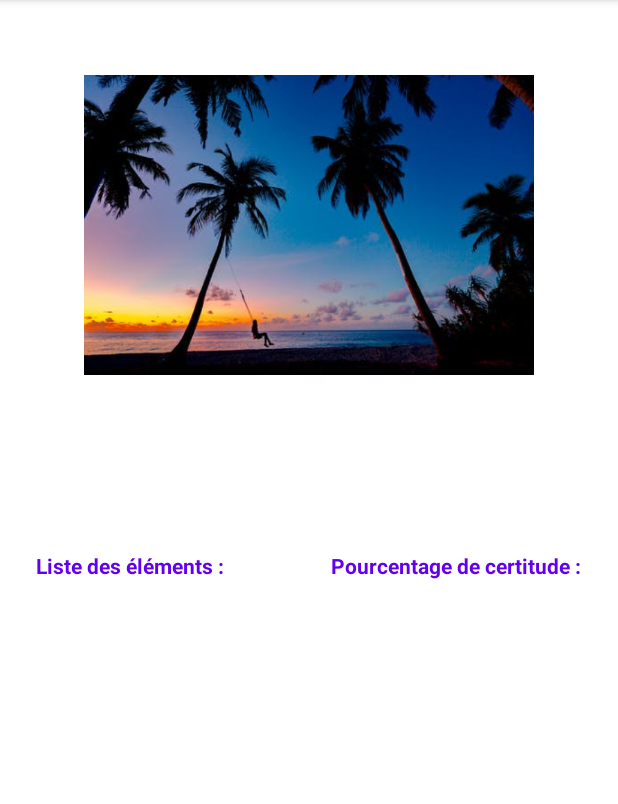
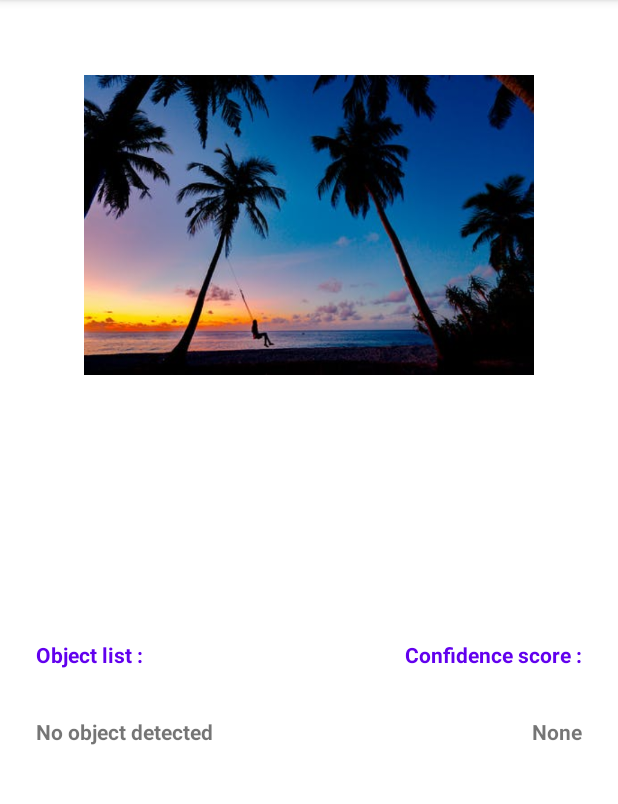
Before and after one commit to CedricLphn/project-android-l3-scan-group1, an Android app: the ItemDetailsActivity screen opened directly, with no data from a screen before it, on a phone screen of 412 x 824 dp, the part 84-888 px from its top. Run offline under Robolectric (Android 15) with nearby library versions, the phone set to English and light mode, and no system bars; our stand-ins replace Room's generated code; pictures from the network do not load; 3 statements that could not run were skipped.

Commit message:
Date & title item

```diff
--- a/app/src/main/java/com/example/projetphoto/db/pictures/Pictures.kt
+++ b/app/src/main/java/com/example/projetphoto/db/pictures/Pictures.kt
@@ -7,6 +7,7 @@ import androidx.room.PrimaryKey
 @Entity
 data class Pictures(
     @ColumnInfo val title : String,
+    @ColumnInfo val date : String,
     @ColumnInfo val link : String,
     @ColumnInfo val count : Int
 ) {
--- a/app/src/main/java/com/example/projetphoto/itemDetails/ItemDetailsActivity.kt
+++ b/app/src/main/java/com/example/projetphoto/itemDetails/ItemDetailsActivity.kt
@@ -30,14 +30,20 @@ class ItemDetailsActivity : AppCompatActivity() {
         val listObj: List<Objects> = db.objectDao().getObjects(idPhoto)
         val picture: Pictures = db.picturesDao().getPicture(idPhoto)
         binding.pictureDetailImageView.setImageURI(Uri.parse(picture.link))
-        binding.titlePhotoTextView.text = picture.title
+        binding.titlePictureTextView.text = picture.title
+        binding.datePictureTextView.text = picture.date
+        if (listObj.isEmpty()) {
+            binding.nameObjectTextView.text = "No object detected"
+            binding.valueObjectTextView.text = "None"
+        } else {
             for (i in listObj.indices) {
                 binding.nameObjectTextView.text =
                     "${binding.nameObjectTextView.text} \n ${listObj[i].name}"
             }
             for (i in listObj.indices) {
                 binding.valueObjectTextView.text =
-                "${binding.valueObjectTextView.text} \n${"%.2f".format(listObj[i].score* 100)}%"
+                    "${binding.valueObjectTextView.text} \n${"%.2f".format(listObj[i].score * 100)}%"
             }
         }
     }
+}
--- a/app/src/main/java/com/example/projetphoto/pictureList/PictureAdapter.kt
+++ b/app/src/main/java/com/example/projetphoto/pictureList/PictureAdapter.kt
@@ -31,7 +31,7 @@ class PictureAdapter(private var pictures: MutableList<Pictures>) :
                 context.startActivity(intent)
             }
             titleTextView.text = picture.title
-            dateTextView.text = "picture.pictureDate"
+            dateTextView.text = picture.date
             pictureImageView.setImageURI(Uri.parse(picture.link))
             nbObjectTextView.text = picture.count.toString()
         }
--- a/app/src/main/res/layout/activity_item_details.xml
+++ b/app/src/main/res/layout/activity_item_details.xml
@@ -7,11 +7,13 @@
     tools:context=".itemDetails.ItemDetailsActivity">
 
     <TextView
-        android:id="@+id/titlePhotoTextView"
+        android:id="@+id/titlePictureTextView"
         android:layout_width="wrap_content"
         android:layout_height="wrap_content"
+        android:layout_marginStart="24dp"
+        android:layout_marginLeft="24dp"
         android:layout_marginTop="32dp"
-        app:layout_constraintEnd_toEndOf="parent"
+        android:textStyle="bold"
         app:layout_constraintStart_toStartOf="parent"
         app:layout_constraintTop_toBottomOf="@+id/pictureDetailImageView"
         tools:text="titlePhoto" />
@@ -19,22 +21,24 @@
     <TextView
         android:id="@+id/nameObjectTextView"
         android:layout_width="wrap_content"
-        android:layout_height="wrap_content"
+        android:layout_height="0dp"
+        android:layout_marginStart="24dp"
+        android:layout_marginLeft="24dp"
         android:layout_marginTop="32dp"
         android:textStyle="bold"
-        app:layout_constraintEnd_toEndOf="@+id/textView5"
-        app:layout_constraintStart_toStartOf="@+id/textView5"
+        app:layout_constraintStart_toStartOf="parent"
         app:layout_constraintTop_toBottomOf="@+id/textView5"
-        tools:text="nomObject" />
+        tools:text="nameObject" />
 
     <TextView
         android:id="@+id/valueObjectTextView"
         android:layout_width="wrap_content"
         android:layout_height="wrap_content"
         android:layout_marginTop="32dp"
+        android:layout_marginEnd="24dp"
+        android:layout_marginRight="24dp"
         android:textStyle="bold"
-        app:layout_constraintEnd_toEndOf="@+id/textView6"
-        app:layout_constraintStart_toStartOf="@+id/textView6"
+        app:layout_constraintEnd_toEndOf="parent"
         app:layout_constraintTop_toBottomOf="@+id/textView6"
         tools:text="valueObject" />
 
@@ -53,24 +57,35 @@
         android:layout_height="wrap_content"
         android:layout_marginStart="24dp"
         android:layout_marginLeft="24dp"
-        android:layout_marginTop="16dp"
-        android:text="Liste des éléments :"
+        android:layout_marginTop="32dp"
+        android:text="Object list :"
         android:textColor="?attr/colorPrimary"
         android:textStyle="bold"
         app:layout_constraintStart_toStartOf="parent"
-        app:layout_constraintTop_toBottomOf="@+id/titlePhotoTextView" />
+        app:layout_constraintTop_toBottomOf="@+id/datePictureTextView" />
 
     <TextView
         android:id="@+id/textView6"
         android:layout_width="wrap_content"
         android:layout_height="wrap_content"
-        android:layout_marginTop="16dp"
+        android:layout_marginTop="32dp"
         android:layout_marginEnd="24dp"
         android:layout_marginRight="24dp"
-        android:text="Pourcentage de certitude :"
+        android:text="Confidence score :"
         android:textColor="?attr/colorPrimary"
         android:textStyle="bold"
         app:layout_constraintEnd_toEndOf="parent"
-        app:layout_constraintTop_toBottomOf="@+id/titlePhotoTextView" />
+        app:layout_constraintTop_toBottomOf="@+id/datePictureTextView" />
+
+    <TextView
+        android:id="@+id/datePictureTextView"
+        android:layout_width="wrap_content"
+        android:layout_height="wrap_content"
+        android:layout_marginStart="24dp"
+        android:layout_marginLeft="24dp"
+        android:layout_marginTop="24dp"
+        app:layout_constraintStart_toStartOf="parent"
+        app:layout_constraintTop_toBottomOf="@+id/titlePictureTextView"
+        tools:text="datePicture" />
 
 </androidx.constraintlayout.widget.ConstraintLayout>
--- a/app/src/main/res/layout/activity_takepictures.xml
+++ b/app/src/main/res/layout/activity_takepictures.xml
@@ -48,7 +48,7 @@ tools:context=".takepictures.TakePicturesActivity">
         android:layout_marginEnd="16dp"
         android:layout_marginRight="16dp"
         android:layout_marginBottom="64dp"
-        android:hint="ENTER TITLE"
+        android:hint="Enter a title"
         android:textSize="16sp"
         app:layout_constraintBottom_toBottomOf="parent"
         app:layout_constraintEnd_toEndOf="parent"
```
Also changed, not shown: app/src/main/java/com/example/projetphoto/pictureList/PictureListActivity.kt (+10 -10 lines), app/src/main/java/com/example/projetphoto/pictureList/PictureListViewModel.kt (+4 -4 lines), app/src/main/java/com/example/projetphoto/takepictures/TakePicturesActivity.kt (+4 -3 lines), app/src/main/res/layout/edittext.xml (deleted, +0 -21 lines), app/src/main/res/layout/item_picture.xml (+4 -4 lines). Lines whose indentation alone changed are shown as unchanged.
